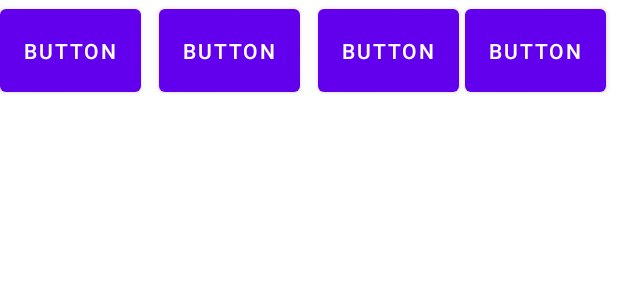
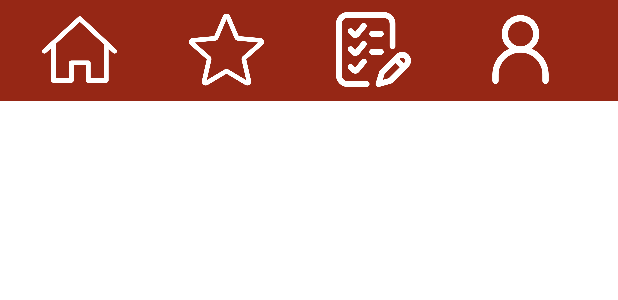
Before and after one commit to JavierFernandezSantos/TFG_APP, an Android app: the layout fragment_menu_down.xml on its own in the app's theme, with its tools: preview values and no code run, on a phone screen of 412 x 824 dp. Shown: the top 300 px of the screen. Run offline under Robolectric (Android 15) with nearby library versions, the phone set to English and light mode, and no system bars.

Commit message:
Diseño(5)

```diff
--- a/app/src/main/res/layout/fragment_menu_down.xml
+++ b/app/src/main/res/layout/fragment_menu_down.xml
@@ -8,53 +8,64 @@
 
     <androidx.constraintlayout.widget.ConstraintLayout
         android:layout_width="match_parent"
-        android:layout_height="67dp">
+        android:layout_height="67dp"
+        android:background="#962715">
 
         <Button
-            android:id="@+id/button5"
-            android:layout_width="wrap_content"
-            android:layout_height="67dp"
-            android:text="Button"
+            android:id="@+id/btnHome"
+            android:layout_width="50dp"
+            android:layout_height="50dp"
+            android:layout_marginStart="28dp"
+            android:layout_marginLeft="28dp"
+            android:background="@drawable/hogar"
+            app:backgroundTint="#FFFFFF"
             app:layout_constraintBottom_toBottomOf="parent"
             app:layout_constraintStart_toStartOf="parent"
             app:layout_constraintTop_toTopOf="parent"
-            app:layout_constraintVertical_bias="0.0" />
+            app:layout_constraintVertical_bias="0.47"
+            tools:ignore="SpeakableTextPresentCheck" />
 
         <Button
-            android:id="@+id/button10"
-            android:layout_width="wrap_content"
-            android:layout_height="67dp"
-            android:layout_marginStart="12dp"
-            android:layout_marginLeft="12dp"
-            android:text="Button"
+            android:id="@+id/btnFavoritos"
+            android:layout_width="50dp"
+            android:layout_height="50dp"
+            android:layout_marginStart="48dp"
+            android:layout_marginLeft="48dp"
+            android:background="@drawable/estrella"
+            app:backgroundTint="#FFFFFF"
             app:layout_constraintBottom_toBottomOf="parent"
-            app:layout_constraintStart_toEndOf="@+id/button5"
+            app:layout_constraintStart_toEndOf="@+id/btnHome"
             app:layout_constraintTop_toTopOf="parent"
-            app:layout_constraintVertical_bias="0.0" />
+            app:layout_constraintVertical_bias="0.47"
+            tools:ignore="SpeakableTextPresentCheck" />
 
         <Button
-            android:id="@+id/button11"
-            android:layout_width="wrap_content"
-            android:layout_height="67dp"
-            android:layout_marginStart="12dp"
-            android:layout_marginLeft="12dp"
-            android:text="Button"
+            android:id="@+id/btnQuiz"
+            android:layout_width="50dp"
+            android:layout_height="50dp"
+            android:layout_marginStart="48dp"
+            android:layout_marginLeft="48dp"
+            android:background="@drawable/quiz"
+            app:backgroundTint="#FFFFFF"
             app:layout_constraintBottom_toBottomOf="parent"
-            app:layout_constraintStart_toEndOf="@+id/button10"
+            app:layout_constraintStart_toEndOf="@+id/btnFavoritos"
             app:layout_constraintTop_toTopOf="parent"
-            app:layout_constraintVertical_bias="0.0" />
+            app:layout_constraintVertical_bias="0.47"
+            tools:ignore="SpeakableTextPresentCheck" />
 
         <Button
-            android:id="@+id/button12"
-            android:layout_width="wrap_content"
-            android:layout_height="67dp"
-            android:layout_marginStart="4dp"
-            android:layout_marginLeft="4dp"
-            android:text="Button"
+            android:id="@+id/btnPerfil"
+            android:layout_width="50dp"
+            android:layout_height="50dp"
+            android:layout_marginStart="48dp"
+            android:layout_marginLeft="48dp"
+            android:background="@drawable/perfil"
+            app:backgroundTint="#FFFFFF"
             app:layout_constraintBottom_toBottomOf="parent"
-            app:layout_constraintStart_toEndOf="@+id/button11"
+            app:layout_constraintStart_toEndOf="@+id/btnQuiz"
             app:layout_constraintTop_toTopOf="parent"
-            app:layout_constraintVertical_bias="0.0" />
+            app:layout_constraintVertical_bias="0.47"
+            tools:ignore="SpeakableTextPresentCheck" />
 
     </androidx.constraintlayout.widget.ConstraintLayout>
 
```
Also changed, not shown: app/src/main/res/drawable-v24/estrella.png (added), app/src/main/res/drawable-v24/perfil.png (added), app/src/main/res/drawable-v24/quiz.png (added).
